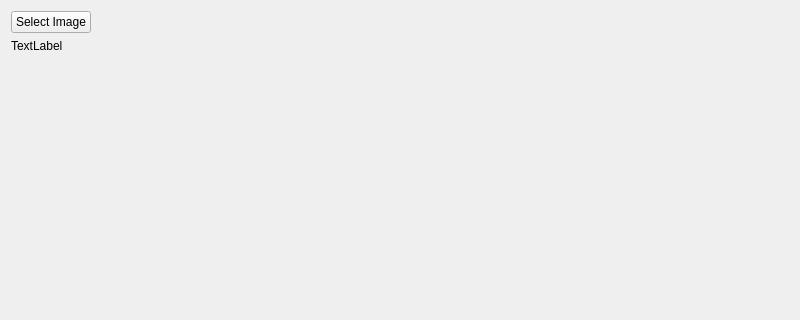
MyJules/ProjektZespolowy, file ImgDetect/mainwidget.ui: the form before one commit; both pictures show x 0 to 800 and y 0 to 320 of the 800 by 600 pixel window.
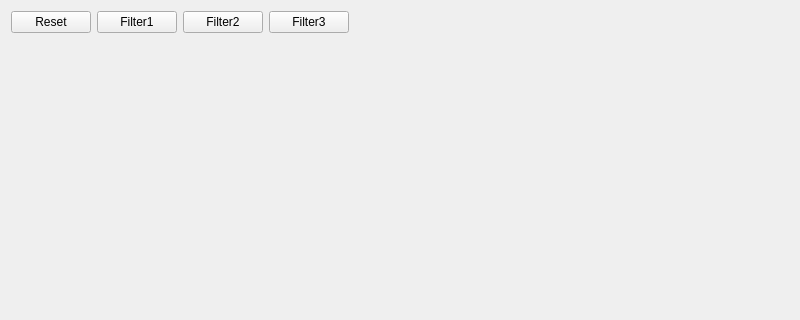
The form after the commit.

```diff
--- a/ImgDetect/mainwidget.ui
+++ b/ImgDetect/mainwidget.ui
@@ -14,23 +14,37 @@
    <string>MainWidget</string>
   </property>
   <layout class="QGridLayout" name="gridLayout">
-   <item row="3" column="0" colspan="2">
-    <widget class="QLabel" name="imageLabel">
-     <property name="sizePolicy">
-      <sizepolicy hsizetype="Preferred" vsizetype="Preferred">
-       <horstretch>0</horstretch>
-       <verstretch>0</verstretch>
-      </sizepolicy>
-     </property>
+   <item row="0" column="0">
+    <layout class="QHBoxLayout" name="horizontalLayout">
+     <item>
+      <widget class="QPushButton" name="resetButton">
+       <property name="text">
+        <string>Reset</string>
+       </property>
+      </widget>
+     </item>
+     <item>
+      <widget class="QPushButton" name="filterButton">
      <property name="text">
-      <string>TextLabel</string>
-     </property>
-     <property name="alignment">
-      <set>Qt::AlignLeading|Qt::AlignLeft|Qt::AlignTop</set>
+        <string>Filter1</string>
+       </property>
+      </widget>
+     </item>
+     <item>
+      <widget class="QPushButton" name="filterButton1">
+       <property name="text">
+        <string>Filter2</string>
      </property>
     </widget>
    </item>
-   <item row="2" column="1">
+     <item>
+      <widget class="QPushButton" name="filterButton2">
+       <property name="text">
+        <string>Filter3</string>
+       </property>
+      </widget>
+     </item>
+     <item>
     <spacer name="horizontalSpacer">
      <property name="orientation">
       <enum>Qt::Horizontal</enum>
@@ -43,10 +57,21 @@
      </property>
     </spacer>
    </item>
-   <item row="2" column="0">
-    <widget class="QPushButton" name="pushButton">
+    </layout>
+   </item>
+   <item row="3" column="0">
+    <widget class="QLabel" name="imageLabel">
+     <property name="sizePolicy">
+      <sizepolicy hsizetype="Expanding" vsizetype="Expanding">
+       <horstretch>0</horstretch>
+       <verstretch>0</verstretch>
+      </sizepolicy>
+     </property>
      <property name="text">
-      <string>Select Image</string>
+      <string/>
+     </property>
+     <property name="alignment">
+      <set>Qt::AlignLeading|Qt::AlignLeft|Qt::AlignTop</set>
      </property>
     </widget>
    </item>
```
Lines whose indentation alone changed are shown as unchanged.
